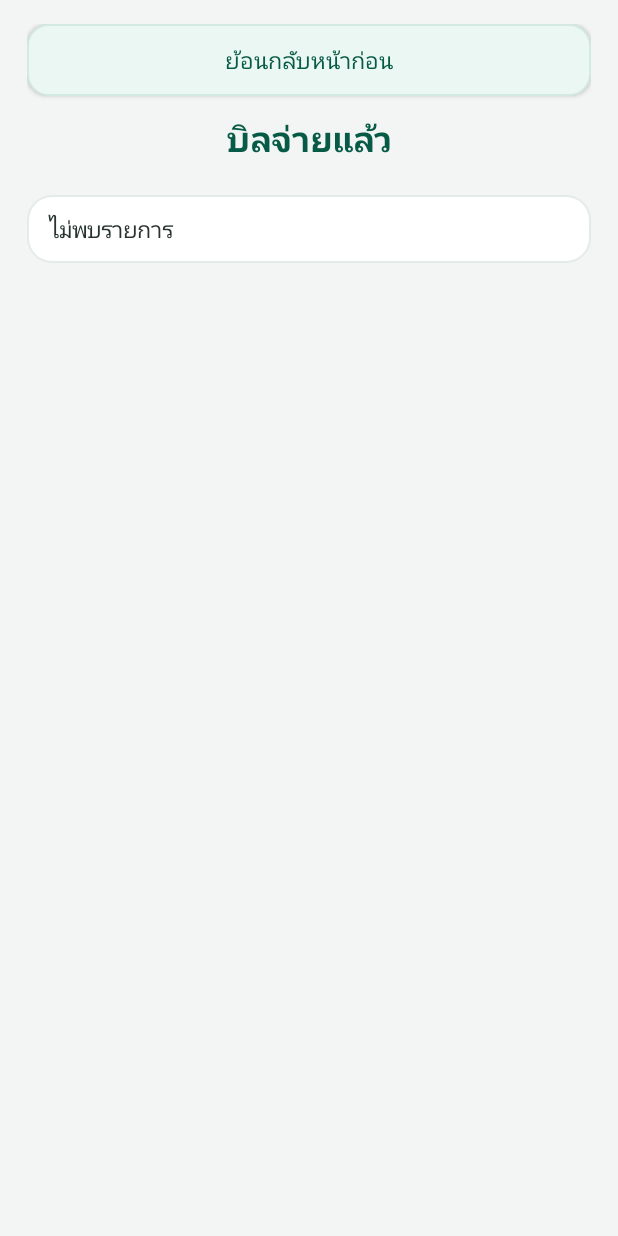
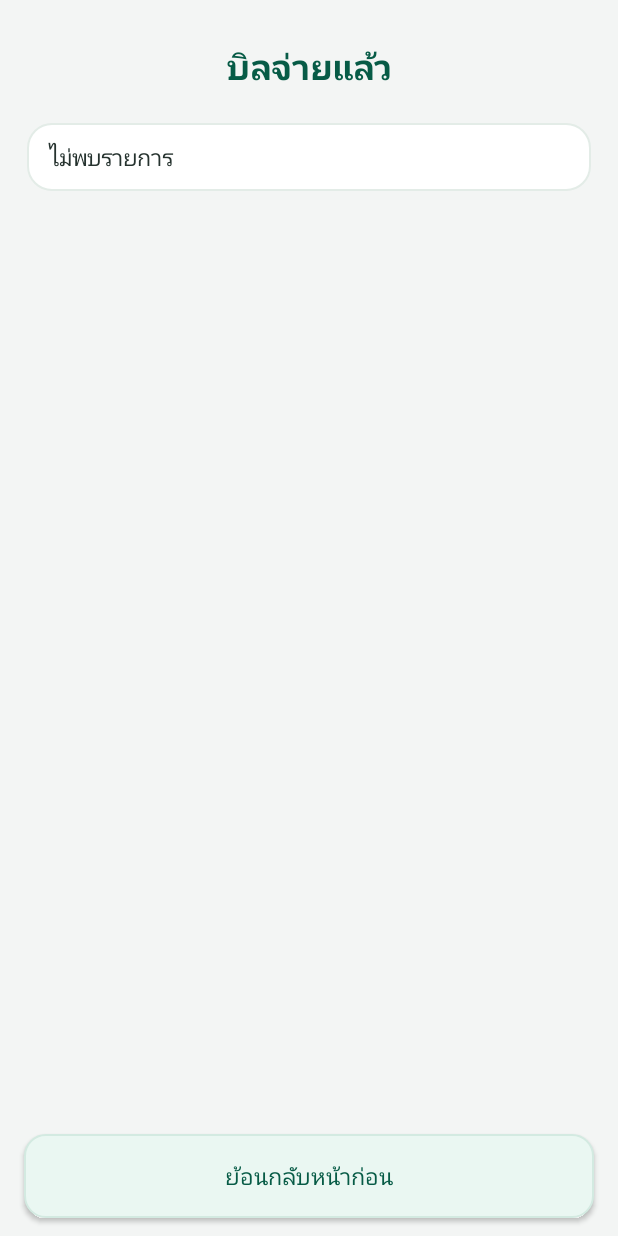
Before and after one commit to preechaphukthaisong-cpu/mae-yai-on-pos, an Android app: the HistoryActivity screen opened directly, with no data from a screen before it, on a phone screen of 412 x 824 dp. Run offline under Robolectric (Android 15) with nearby library versions, the phone set to English and light mode, and no system bars; our stand-ins replace Room's generated code.

Commit message:
Move back navigation to fixed bottom bar

```diff
--- a/app/src/main/java/com/maeyaion/pos/feature/history/HistoryActivity.java
+++ b/app/src/main/java/com/maeyaion/pos/feature/history/HistoryActivity.java
@@ -33,8 +33,9 @@ public final class HistoryActivity extends Activity {
  private LinearLayout content; private String screen;
  @Override protected void onCreate(Bundle state){super.onCreate(state);screen=getIntent().getStringExtra(HistoryRoute.EXTRA_SCREEN);renderList();}
  private void renderList(){
-  ScrollView scroll=new ScrollView(this);content=new LinearLayout(this);content.setOrientation(LinearLayout.VERTICAL);content.setPadding(dp(18),dp(16),dp(18),dp(24));content.setBackgroundColor(getColor(com.maeyaion.pos.R.color.pos_background));scroll.addView(content);setContentView(scroll);
-  Button backButton=new Button(this);backButton.setText("ย้อนกลับหน้าก่อน");backButton.setOnClickListener(v->finish());content.addView(backButton);
+  LinearLayout screenRoot=new LinearLayout(this);screenRoot.setOrientation(LinearLayout.VERTICAL);
+  ScrollView scroll=new ScrollView(this);scroll.setLayoutParams(new LinearLayout.LayoutParams(LinearLayout.LayoutParams.MATCH_PARENT,0,1f));content=new LinearLayout(this);content.setOrientation(LinearLayout.VERTICAL);content.setPadding(dp(18),dp(16),dp(18),dp(24));content.setBackgroundColor(getColor(com.maeyaion.pos.R.color.pos_background));scroll.addView(content);screenRoot.addView(scroll);setContentView(screenRoot);
+  Button backButton=new Button(this);backButton.setText("ย้อนกลับหน้าก่อน");backButton.setOnClickListener(v->finish());LinearLayout.LayoutParams backParams=new LinearLayout.LayoutParams(LinearLayout.LayoutParams.MATCH_PARENT,dp(56));backParams.setMargins(dp(16),dp(8),dp(16),dp(12));screenRoot.addView(backButton,backParams);
   TextView title=new TextView(this);title.setText("unpaid".equals(screen)?"บิลค้างชำระ":"all".equals(screen)?"ประวัติการขายทั้งหมด":"บิลจ่ายแล้ว");title.setTextSize(23);title.setTextColor(getColor(com.maeyaion.pos.R.color.pos_forest));title.setTypeface(android.graphics.Typeface.DEFAULT,android.graphics.Typeface.BOLD);title.setGravity(Gravity.CENTER);title.setPadding(0,dp(12),0,dp(18));content.addView(title);
   worker.execute(()->{
    try{AppDatabase db=AppDatabase.getInstance(getApplicationContext());List<SaleEntity> rows="unpaid".equals(screen)?db.saleDao().unpaidCredit():"all".equals(screen)?db.saleDao().latest(200):db.saleDao().paid(200);
@@ -46,7 +47,7 @@ public final class HistoryActivity extends Activity {
   worker.execute(()->{
    try{AppDatabase db=AppDatabase.getInstance(getApplicationContext());SaleEntity sale=db.saleDao().findById(saleId);List<SaleLineEntity> lines=db.saleLineDao().forSale(saleId);long balance=db.saleBalanceDao().outstanding(saleId);List<SaleReturnEntity> returns=db.saleReturnDao().forSale(saleId);SaleCancelEntity cancellation=db.saleCancelDao().findForSale(saleId);java.util.Map<String,Long> remaining=new java.util.HashMap<>();for(SaleLineEntity line:lines){long returned=db.saleReturnLineDao().returnedQty(line.id);long cancelled=db.saleCancelLineDao().cancelledQty(line.id);remaining.put(line.id,Math.max(0,line.qty_milli-returned-cancelled));}
     runOnUiThread(()->{
-     content.removeAllViews();Button backToList=new Button(this);backToList.setText("ย้อนกลับรายการบิล");backToList.setOnClickListener(v->renderList());content.addView(backToList);addText("รายละเอียดบิล");addText("เลขที่: "+sale.id);addText("ประเภท: "+sale.type);addText("สถานะชำระ: "+sale.payment_status);addText("สถานะบิล: "+sale.lifecycle_status);
+     content.removeAllViews();Button backToList=new Button(this);backToList.setText("ย้อนกลับรายการบิล");backToList.setOnClickListener(v->renderList());LinearLayout.LayoutParams detailBackParams=new LinearLayout.LayoutParams(LinearLayout.LayoutParams.MATCH_PARENT,dp(56));detailBackParams.setMargins(dp(16),dp(8),dp(16),dp(12));screenRoot.removeViewAt(screenRoot.getChildCount()-1);screenRoot.addView(backToList,detailBackParams);addText("รายละเอียดบิล");addText("เลขที่: "+sale.id);addText("ประเภท: "+sale.type);addText("สถานะชำระ: "+sale.payment_status);addText("สถานะบิล: "+sale.lifecycle_status);
      for(SaleReturnEntity r:returns)addText("คืนสินค้า · "+r.reason+" · คืนเงิน "+money(r.cash_refund_satang)+" บาท · ลดหนี้ "+money(r.debt_reduction_satang)+" บาท · "+r.created_at_utc);
      if(cancellation!=null)addText("ยกเลิกบิล · "+cancellation.reason+" · คืนเงิน "+money(cancellation.cash_refund_satang)+" บาท · ลดหนี้ "+money(cancellation.debt_reduction_satang)+" บาท · "+cancellation.created_at_utc);
      for(SaleLineEntity line:lines){addText(line.name_snap+" × "+qty(line.qty_milli)+" = "+money(line.line_total_satang)+" บาท");if(!"CANCELLED".equals(sale.lifecycle_status)&&remaining.get(line.id)>0){Button ret=new Button(this);ret.setText("คืนสินค้า: "+line.name_snap+" (คงเหลือ "+qty(remaining.get(line.id))+")");ret.setOnClickListener(v->showReturnDialog(sale,line));content.addView(ret);}}
```
